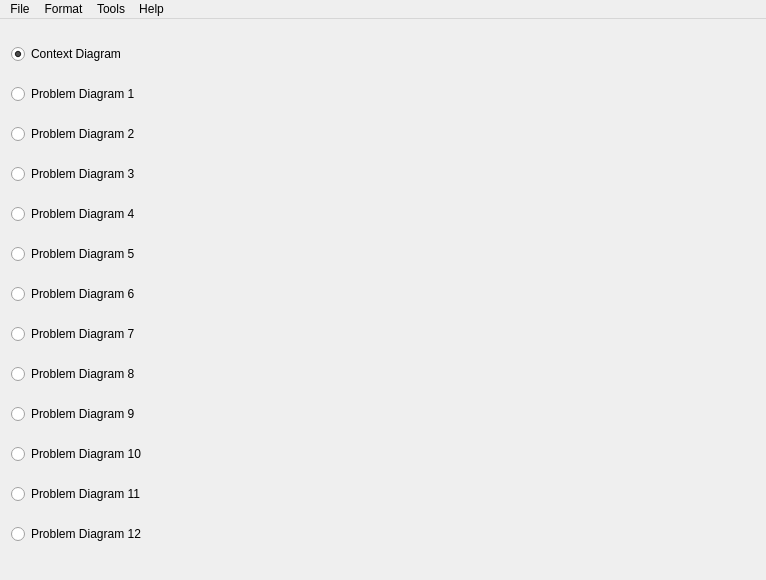
Old version of the form mainwindow.ui in the repository mtkloepf/ProF.
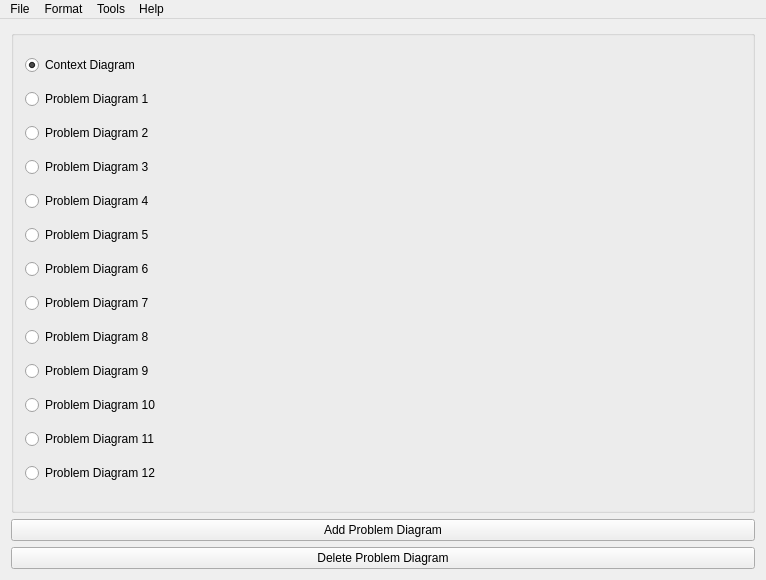
New version of the form.

The edit to the form file:
```diff
--- a/mainwindow.ui
+++ b/mainwindow.ui
@@ -11,7 +11,7 @@
    </rect>
   </property>
   <property name="sizePolicy">
-   <sizepolicy hsizetype="Fixed" vsizetype="Fixed">
+   <sizepolicy hsizetype="Preferred" vsizetype="Preferred">
     <horstretch>0</horstretch>
     <verstretch>0</verstretch>
    </sizepolicy>
@@ -22,12 +22,6 @@
     <height>580</height>
    </size>
   </property>
-  <property name="maximumSize">
-   <size>
-    <width>766</width>
-    <height>580</height>
-   </size>
-  </property>
   <property name="windowTitle">
    <string>ProF</string>
   </property>
@@ -35,97 +29,120 @@
    <layout class="QHBoxLayout" name="horizontalLayout_2">
     <item>
      <layout class="QGridLayout" name="gridLayout">
-      <item row="13" column="0">
-       <widget class="QRadioButton" name="ProblemDiag12">
+      <item row="14" column="0">
+       <widget class="QPushButton" name="pushButton_2">
         <property name="text">
-         <string>Problem Diagram 12</string>
+         <string>Delete Problem Diagram</string>
         </property>
        </widget>
       </item>
       <item row="12" column="0">
-       <widget class="QRadioButton" name="ProblemDiag11">
-        <property name="text">
-         <string>Problem Diagram 11</string>
+       <widget class="QGroupBox" name="groupBox">
+        <property name="title">
+         <string/>
         </property>
+        <layout class="QVBoxLayout" name="verticalLayout">
+         <item>
+          <widget class="QRadioButton" name="ContextDiag">
+           <property name="text">
+            <string>Context Diagram</string>
+           </property>
+           <property name="checked">
+            <bool>true</bool>
+           </property>
+          </widget>
+         </item>
+         <item>
+          <widget class="QRadioButton" name="ProblemDiag1">
+           <property name="text">
+            <string>Problem Diagram 1</string>
+           </property>
+          </widget>
+         </item>
+         <item>
+          <widget class="QRadioButton" name="ProblemDiag2">
+           <property name="text">
+            <string>Problem Diagram 2</string>
+           </property>
+          </widget>
+         </item>
+         <item>
+          <widget class="QRadioButton" name="ProblemDiag3">
+           <property name="text">
+            <string>Problem Diagram 3</string>
+           </property>
+          </widget>
+         </item>
+         <item>
+          <widget class="QRadioButton" name="ProblemDiag4">
+           <property name="text">
+            <string>Problem Diagram 4</string>
+           </property>
+          </widget>
+         </item>
+         <item>
+          <widget class="QRadioButton" name="ProblemDiag5">
+           <property name="text">
+            <string>Problem Diagram 5</string>
+           </property>
+          </widget>
+         </item>
+         <item>
+          <widget class="QRadioButton" name="ProblemDiag6">
+           <property name="text">
+            <string>Problem Diagram 6</string>
+           </property>
+          </widget>
+         </item>
+         <item>
+          <widget class="QRadioButton" name="ProblemDiag7">
+           <property name="text">
+            <string>Problem Diagram 7</string>
+           </property>
+          </widget>
+         </item>
+         <item>
+          <widget class="QRadioButton" name="ProblemDiag8">
+           <property name="text">
+            <string>Problem Diagram 8</string>
+           </property>
+          </widget>
+         </item>
+         <item>
+          <widget class="QRadioButton" name="ProblemDiag9">
+           <property name="text">
+            <string>Problem Diagram 9</string>
+           </property>
+          </widget>
+         </item>
+         <item>
+          <widget class="QRadioButton" name="ProblemDiag10">
+           <property name="text">
+            <string>Problem Diagram 10</string>
+           </property>
+          </widget>
+         </item>
+         <item>
+          <widget class="QRadioButton" name="ProblemDiag11">
+           <property name="text">
+            <string>Problem Diagram 11</string>
+           </property>
+          </widget>
+         </item>
+         <item>
+          <widget class="QRadioButton" name="ProblemDiag12">
+           <property name="text">
+            <string>Problem Diagram 12</string>
+           </property>
+          </widget>
+         </item>
+        </layout>
        </widget>
       </item>
-      <item row="11" column="0">
-       <widget class="QRadioButton" name="ProblemDiag10">
+      <item row="13" column="0">
+       <widget class="QPushButton" name="pushButton">
         <property name="text">
-         <string>Problem Diagram 10</string>
-        </property>
-       </widget>
-      </item>
-      <item row="8" column="0">
-       <widget class="QRadioButton" name="ProblemDiag7">
-        <property name="text">
-         <string>Problem Diagram 7</string>
-        </property>
-       </widget>
-      </item>
-      <item row="7" column="0">
-       <widget class="QRadioButton" name="ProblemDiag6">
-        <property name="text">
-         <string>Problem Diagram 6</string>
-        </property>
-       </widget>
-      </item>
-      <item row="6" column="0">
-       <widget class="QRadioButton" name="ProblemDiag5">
-        <property name="text">
-         <string>Problem Diagram 5</string>
-        </property>
-       </widget>
-      </item>
-      <item row="5" column="0">
-       <widget class="QRadioButton" name="ProblemDiag4">
-        <property name="text">
-         <string>Problem Diagram 4</string>
-        </property>
-       </widget>
-      </item>
-      <item row="4" column="0">
-       <widget class="QRadioButton" name="ProblemDiag3">
-        <property name="text">
-         <string>Problem Diagram 3</string>
-        </property>
-       </widget>
-      </item>
-      <item row="3" column="0">
-       <widget class="QRadioButton" name="ProblemDiag2">
-        <property name="text">
-         <string>Problem Diagram 2</string>
-        </property>
-       </widget>
-      </item>
-      <item row="10" column="0">
-       <widget class="QRadioButton" name="ProblemDiag9">
-        <property name="text">
-         <string>Problem Diagram 9</string>
-        </property>
-       </widget>
-      </item>
-      <item row="9" column="0">
-       <widget class="QRadioButton" name="ProblemDiag8">
-        <property name="text">
-         <string>Problem Diagram 8</string>
-        </property>
-       </widget>
-      </item>
-      <item row="2" column="0">
-       <widget class="QRadioButton" name="ProblemDiag1">
-        <property name="text">
-         <string>Problem Diagram 1</string>
-        </property>
-       </widget>
-      </item>
-      <item row="1" column="0">
-       <widget class="QRadioButton" name="ContextDiag">
-        <property name="text">
-         <string>Context Diagram</string>
-        </property>
-        <property name="checked">
-         <bool>true</bool>
+         <string>Add Problem Diagram</string>
         </property>
        </widget>
       </item>
```
